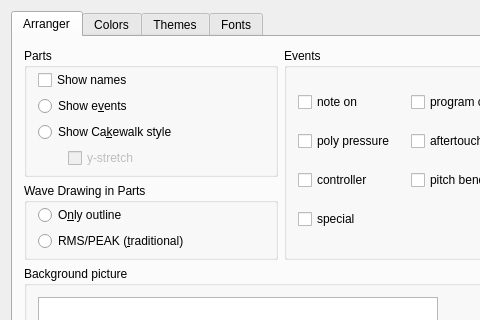
The window that muse3/muse/components/appearancebase.ui (emrum/muse) describes before a commit, drawn with Qt 5; both pictures show x 0 to 480 and y 0 to 320 of the 562 by 672 pixel window.
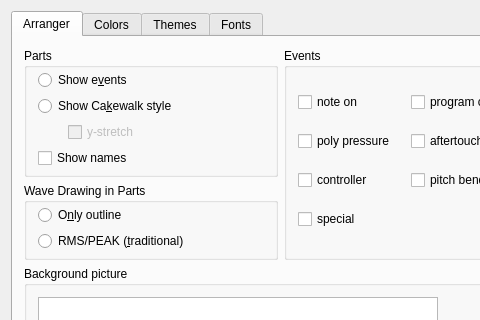
The same window after the commit. Custom widgets are drawn as their Qt base class.

Commit message: Theming: Fix checkboxes/checkable icons in menus, improve rbuttons

```diff
--- a/muse3/muse/components/appearancebase.ui
+++ b/muse3/muse/components/appearancebase.ui
@@ -217,13 +217,6 @@
           <property name="bottomMargin">
            <number>6</number>
           </property>
-          <item>
-           <widget class="QCheckBox" name="partShownames">
-            <property name="text">
-             <string>Show names</string>
-            </property>
-           </widget>
-          </item>
           <item>
            <widget class="QRadioButton" name="partShowevents">
             <property name="text">
@@ -271,6 +264,13 @@
             </item>
            </layout>
           </item>
+          <item>
+           <widget class="QCheckBox" name="partShownames">
+            <property name="text">
+             <string>Show names</string>
+            </property>
+           </widget>
+          </item>
          </layout>
         </widget>
        </item>
```
Left out of the diff: 6 changed lines with no effect on the pictures. The commit also changes 2 other files.
